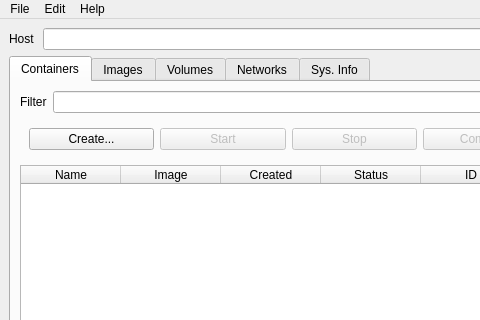
Qt form mainwindow.ui (sujiwo/QtDocker) before a commit; both pictures show x 0 to 480 and y 0 to 320 of the 971 by 658 pixel window.
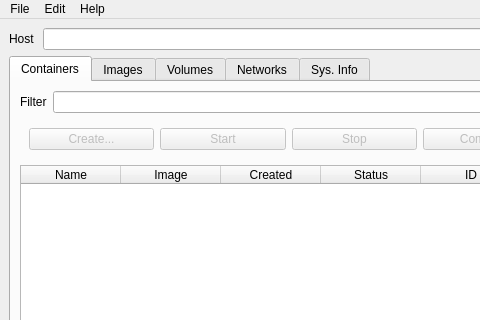
The same form after that commit. Icons and pictures are not drawn.

What changed in the file:
```diff
--- a/mainwindow.ui
+++ b/mainwindow.ui
@@ -110,6 +110,9 @@
             <layout class="QHBoxLayout" name="horizontalLayout_10">
              <item>
               <widget class="QPushButton" name="createContainerBtn">
+               <property name="enabled">
+                <bool>false</bool>
+               </property>
                <property name="text">
                 <string>Create...</string>
                </property>
```
Left out of the diff: 3 changed lines with no effect on the pictures.
